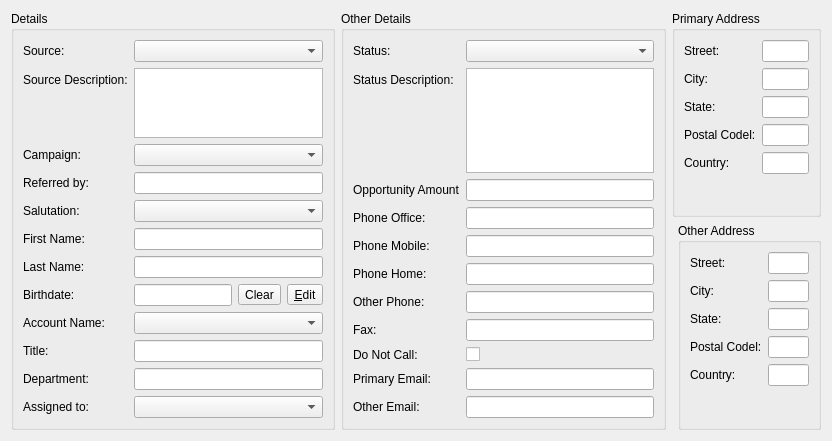
KDAB/FatCRM, file client/src/details/leaddetails.ui: the form before one commit.
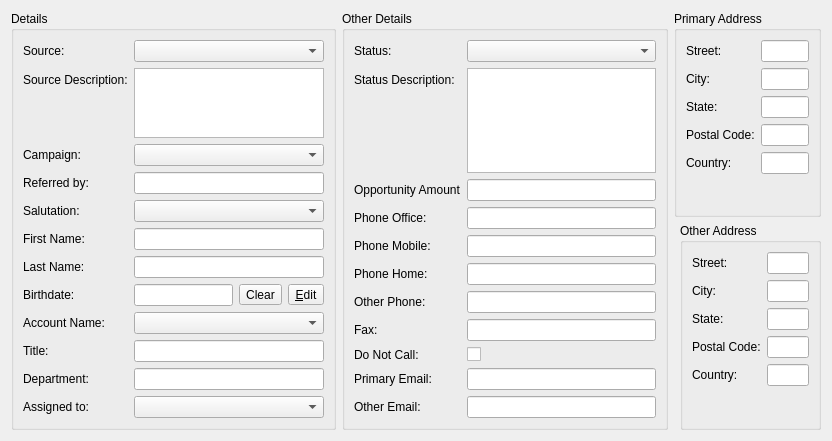
The form after the commit. Custom widgets are drawn as their Qt base class.

Commit message: Fix "Postal Codel" typo in remaining locations in the GUI

Patch:
```diff
--- a/client/src/details/leaddetails.ui
+++ b/client/src/details/leaddetails.ui
@@ -180,7 +180,7 @@
       <item row="3" column="0">
        <widget class="QLabel" name="label_21">
         <property name="text">
-         <string>Postal Codel:</string>
+         <string>Postal Code:</string>
         </property>
        </widget>
       </item>
@@ -243,7 +243,7 @@
       <item row="3" column="0">
        <widget class="QLabel" name="label_26">
         <property name="text">
-         <string>Postal Codel:</string>
+         <string>Postal Code:</string>
         </property>
        </widget>
       </item>
```
The commit also changes 1 other file.
